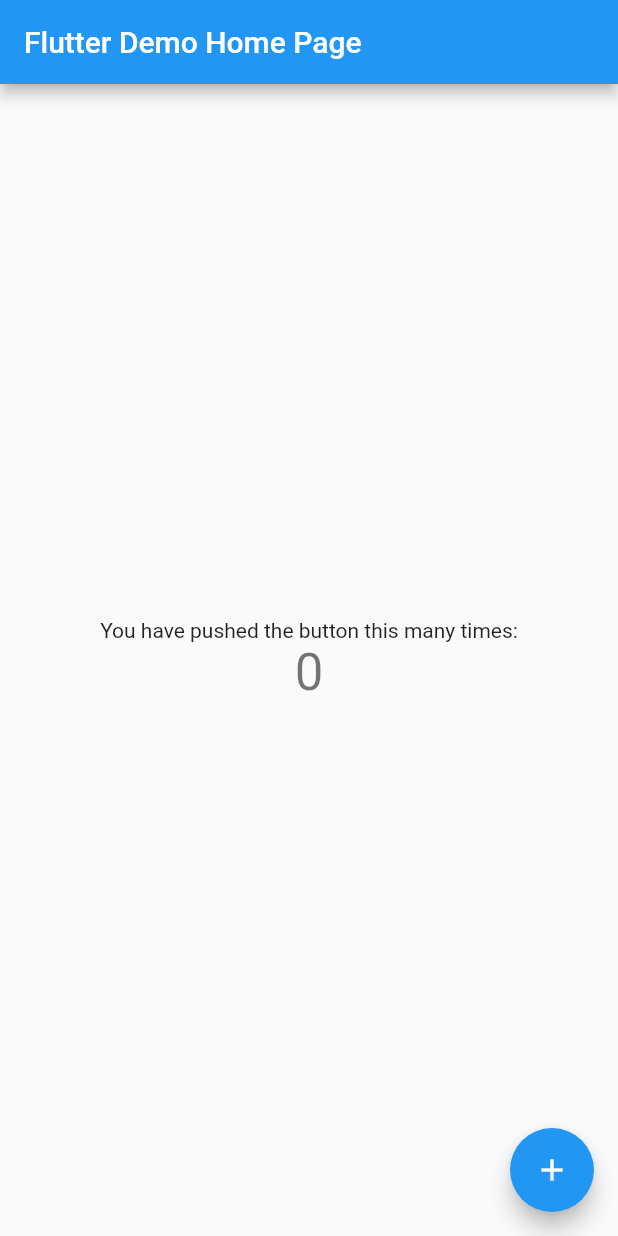
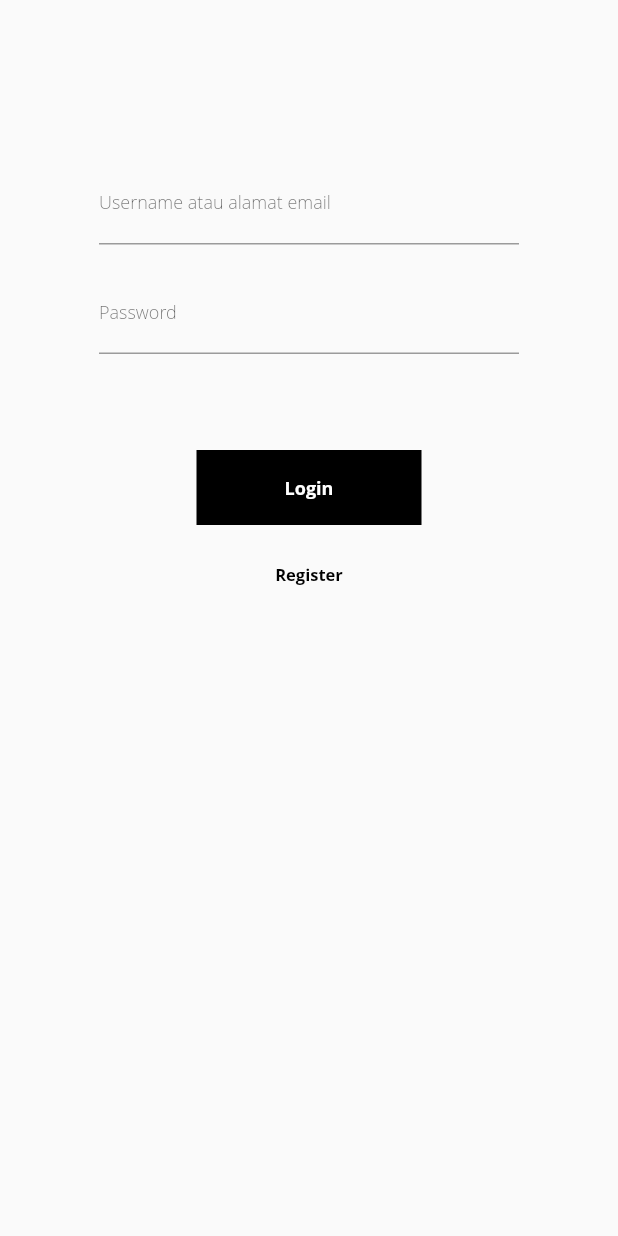
Before and after one commit to glorypuncuna/ForUI, a Flutter app: the screen it shows after launch, on a phone screen of 412 x 824 dp. Run offline on Flutter 3.47's test engine with Material 2 defaults, Android fonts, the phone set to English and light mode, and no system bars; our stand-ins replace firebase_auth, flutter_spinkit; accounts and stored records are empty; Roboto replaces fonts that are missing (Open Sans).

Commit message:
implemented login/register to firebase

```diff
--- a/lib/main.dart
+++ b/lib/main.dart
@@ -1,117 +1,22 @@
 import 'package:flutter/material.dart';
+import 'package:provider/provider.dart';
+import 'package:forui/screens/wrapper.dart';
+import 'package:forui/services/auth.dart';
+import 'package:forui/models/user.dart';
 
 void main() {
   runApp(MyApp());
 }
 
 class MyApp extends StatelessWidget {
-  // This widget is the root of your application.
   @override
   Widget build(BuildContext context) {
-    return MaterialApp(
-      title: 'Flutter Demo',
-      theme: ThemeData(
-        // This is the theme of your application.
-        //
-        // Try running your application with "flutter run". You'll see the
-        // application has a blue toolbar. Then, without quitting the app, try
-        // changing the primarySwatch below to Colors.green and then invoke
-        // "hot reload" (press "r" in the console where you ran "flutter run",
-        // or simply save your changes to "hot reload" in a Flutter IDE).
-        // Notice that the counter didn't reset back to zero; the application
-        // is not restarted.
-        primarySwatch: Colors.blue,
-        // This makes the visual density adapt to the platform that you run
-        // the app on. For desktop platforms, the controls will be smaller and
-        // closer together (more dense) than on mobile platforms.
-        visualDensity: VisualDensity.adaptivePlatformDensity,
+    return StreamProvider<User>.value(
+      value: AuthService().user,
+      child: MaterialApp(
+        debugShowCheckedModeBanner: false,
+        home: Wrapper(),
       ),
-      home: MyHomePage(title: 'Flutter Demo Home Page'),
     );
   }
 }
-
-class MyHomePage extends StatefulWidget {
-  MyHomePage({Key key, this.title}) : super(key: key);
-
-  // This widget is the home page of your application. It is stateful, meaning
-  // that it has a State object (defined below) that contains fields that affect
-  // how it looks.
-
-  // This class is the configuration for the state. It holds the values (in this
-  // case the title) provided by the parent (in this case the App widget) and
-  // used by the build method of the State. Fields in a Widget subclass are
-  // always marked "final".
-
-  final String title;
-
-  @override
-  _MyHomePageState createState() => _MyHomePageState();
-}
-
-class _MyHomePageState extends State<MyHomePage> {
-  int _counter = 0;
-
-  void _incrementCounter() {
-    setState(() {
-      // This call to setState tells the Flutter framework that something has
-      // changed in this State, which causes it to rerun the build method below
-      // so that the display can reflect the updated values. If we changed
-      // _counter without calling setState(), then the build method would not be
-      // called again, and so nothing would appear to happen.
-      _counter++;
-    });
-  }
-
-  @override
-  Widget build(BuildContext context) {
-    // This method is rerun every time setState is called, for instance as done
-    // by the _incrementCounter method above.
-    //
-    // The Flutter framework has been optimized to make rerunning build methods
-    // fast, so that you can just rebuild anything that needs updating rather
-    // than having to individually change instances of widgets.
-    return Scaffold(
-      appBar: AppBar(
-        // Here we take the value from the MyHomePage object that was created by
-        // the App.build method, and use it to set our appbar title.
-        title: Text(widget.title),
-      ),
-      body: Center(
-        // Center is a layout widget. It takes a single child and positions it
-        // in the middle of the parent.
-        child: Column(
-          // Column is also a layout widget. It takes a list of children and
-          // arranges them vertically. By default, it sizes itself to fit its
-          // children horizontally, and tries to be as tall as its parent.
-          //
-          // Invoke "debug painting" (press "p" in the console, choose the
-          // "Toggle Debug Paint" action from the Flutter Inspector in Android
-          // Studio, or the "Toggle Debug Paint" command in Visual Studio Code)
-          // to see the wireframe for each widget.
-          //
-          // Column has various properties to control how it sizes itself and
-          // how it positions its children. Here we use mainAxisAlignment to
-          // center the children vertically; the main axis here is the vertical
-          // axis because Columns are vertical (the cross axis would be
-          // horizontal).
-          mainAxisAlignment: MainAxisAlignment.center,
-          children: <Widget>[
-            Text(
-              'You have pushed the button this many times:',
-            ),
-            Text(
-              '$_counter',
-              style: Theme.of(context).textTheme.headline4,
-            ),
-          ],
-        ),
-      ),
-      floatingActionButton: FloatingActionButton(
-        onPressed: _incrementCounter,
-        tooltip: 'Increment',
-        child: Icon(Icons.add),
-      ), // This trailing comma makes auto-formatting nicer for build methods.
-    );
-  }
-}
--- /dev/null
+++ b/lib/models/user.dart
@@ -0,0 +1,10 @@
+class User {
+  final String uid;
+  User({this.uid});
+}
+
+class UserData {
+  final String uid;
+  final String nama;
+  UserData({this.uid, this.nama});
+}
--- /dev/null
+++ b/lib/screens/authenticate/authenticate.dart
@@ -0,0 +1,25 @@
+import 'package:flutter/material.dart';
+import 'package:forui/screens/authenticate/register.dart';
+import 'package:forui/screens/authenticate/login.dart';
+
+class Authenticate extends StatefulWidget {
+  @override
+  _AuthenticateState createState() => _AuthenticateState();
+}
+
+class _AuthenticateState extends State<Authenticate> {
+  bool showLogin = true;
+
+  void toggleView() {
+    setState(() => showLogin = !showLogin);
+  }
+
+  @override
+  Widget build(BuildContext context) {
+    if (showLogin == true) {
+      return Login(toggleView: toggleView);
+    } else {
+      return Register(toggleView: toggleView);
+    }
+  }
+}
--- /dev/null
+++ b/lib/screens/authenticate/login.dart
@@ -0,0 +1,152 @@
+import 'package:flutter/material.dart';
+import 'package:forui/services/auth.dart';
+import 'package:forui/shared/loading.dart';
+
+class Login extends StatefulWidget {
+  final Function toggleView;
+  Login({this.toggleView});
+
+  @override
+  _LoginState createState() => _LoginState();
+}
+
+class _LoginState extends State<Login> {
+  final AuthService _auth = AuthService();
+  final GlobalKey<FormState> _formKey = GlobalKey<FormState>();
+  bool loading = false;
+
+  String email = '';
+  String password = '';
+  String error = '';
+
+  @override
+  Widget build(BuildContext context) {
+    return loading
+        ? Loading()
+        : WillPopScope(
+            onWillPop: () async {
+              widget.toggleView();
+            },
+            child: Scaffold(
+              body: Center(
+                child: Column(
+                  children: <Widget>[
+                    SizedBox(height: 100),
+                    Container(
+                      padding: EdgeInsets.all(10),
+                      height: 200,
+                      width: 300,
+                      child: Form(
+                        key: _formKey,
+                        child: Column(
+                          children: <Widget>[
+                            TextFormField(
+                              style: TextStyle(
+                                color: Colors.black,
+                                fontSize: 12,
+                                fontFamily: "Open Sans",
+                                fontWeight: FontWeight.w300,
+                              ),
+                              decoration: InputDecoration(
+                                  labelText: "Username atau alamat email"),
+                              keyboardType: TextInputType.emailAddress,
+                              validator: (val) => (val.isEmpty)
+                                  ? "Masukkan email yang valid"
+                                  : null,
+                              onChanged: (val) {
+                                setState(() => email = val);
+                              },
+                            ),
+                            SizedBox(height: 20),
+                            TextFormField(
+                              style: TextStyle(
+                                color: Colors.black,
+                                fontSize: 12,
+                                fontFamily: "Open Sans",
+                                fontWeight: FontWeight.w300,
+                              ),
+                              decoration:
+                                  InputDecoration(labelText: "Password"),
+                              obscureText: true,
+                              validator: (val) => val.length < 8
+                                  ? "Masukkan password sepanjang 8 huruf atau lebih"
+                                  : null,
+                              onChanged: (val) {
+                                setState(() => password = val);
+                              },
+                            ),
+                          ],
+                        ),
+                      ),
+                    ),
+                    InkWell(
+                      child: Container(
+                        width: 150,
+                        height: 50,
+                        color: Colors.black,
+                        child: Center(
+                          child: Text(
+                            "Login",
+                            style: TextStyle(
+                              color: Colors.white,
+                              fontSize: 12,
+                              fontFamily: "Open Sans",
+                              fontWeight: FontWeight.w700,
+                            ),
+                          ),
+                        ),
+                      ),
+                      onTap: () async {
+                        if (_formKey.currentState.validate()) {
+                          setState(
+                            () {
+                              loading = true;
+                            },
+                          );
+                          dynamic result =
+                              await _auth.loginEmail(email, password);
+                          if (result == null) {
+                            setState(
+                              () {
+                                error =
+                                    'Login tidak berhasil. Periksa kembali email, password, dan koneksi internet anda.';
+                                loading = false;
+                              },
+                            );
+                          }
+                        }
+                      },
+                    ),
+                    SizedBox(height: 15.0),
+                    InkWell(
+                      child: Container(
+                        child: Padding(
+                          padding: EdgeInsets.all(10.0),
+                          child: Row(
+                            mainAxisAlignment: MainAxisAlignment.center,
+                            crossAxisAlignment: CrossAxisAlignment.center,
+                            children: <Widget>[
+                              Text(
+                                "Register",
+                                style: TextStyle(
+                                  color: Colors.black,
+                                  fontSize: 11,
+                                  fontFamily: "Open Sans",
+                                  fontWeight: FontWeight.w700,
+                                ),
+                              ),
+                            ],
+                          ),
+                        ),
+                      ),
+                      onTap: () async {
+                        widget.toggleView();
+                      },
+                    ),
+                  ],
+                ),
+              ),
+            ),
+          );
+  }
+}
--- /dev/null
+++ b/lib/screens/wrapper.dart
@@ -0,0 +1,18 @@
+import 'package:flutter/material.dart';
+import 'package:forui/models/user.dart';
+import 'package:forui/screens/authenticate/authenticate.dart';
+import 'package:forui/screens/home/home.dart';
+import 'package:provider/provider.dart';
+
+class Wrapper extends StatelessWidget {
+  @override
+  Widget build(BuildContext context) {
+    final user = Provider.of<User>(context);
+    //return either Home or Authenticate widget
+    if (user == null) {
+      return Authenticate();
+    } else {
+      return Home();
+    }
+  }
+}
--- /dev/null
+++ b/lib/services/auth.dart
@@ -0,0 +1,47 @@
+import 'package:firebase_auth/firebase_auth.dart';
+import 'package:forui/models/user.dart';
+
+class AuthService {
+  final FirebaseAuth _auth = FirebaseAuth.instance;
+
+  User _userFromFirebaseUser(FirebaseUser user) {
+    return user != null ? User(uid: user.uid) : null;
+  }
+
+  Stream<User> get user {
+    return _auth.onAuthStateChanged.map(_userFromFirebaseUser);
+  }
+
+  Future registerEmail(String email, String password) async {
+    try {
+      AuthResult result = await _auth.createUserWithEmailAndPassword(
+          email: email, password: password);
+      FirebaseUser user = result.user;
+      return _userFromFirebaseUser(user);
+    } catch (error) {
+      print(error.toString());
+      return null;
+    }
+  }
+
+  Future loginEmail(String email, String password) async {
+    try {
+      AuthResult result = await _auth.signInWithEmailAndPassword(
+          email: email, password: password);
+      FirebaseUser user = result.user;
+      return _userFromFirebaseUser(user);
+    } catch (error) {
+      print(error.toString());
+      return null;
+    }
+  }
+
+  Future signOut() async {
+    try {
+      return await _auth.signOut();
+    } catch (error) {
+      print(error.toString());
+      return null;
+    }
+  }
+}
```
Also changed, not shown: lib/screens/authenticate/register.dart (added, +126 -0 lines), lib/screens/home/home.dart (added, +26 -0 lines), lib/shared/loading.dart (added, +17 -0 lines), pubspec.yaml (+6 -3 lines), assets/images/background_ui.jpg (added), assets/images/forui_logo.png (added), pubspec.lock, 4 other files.
